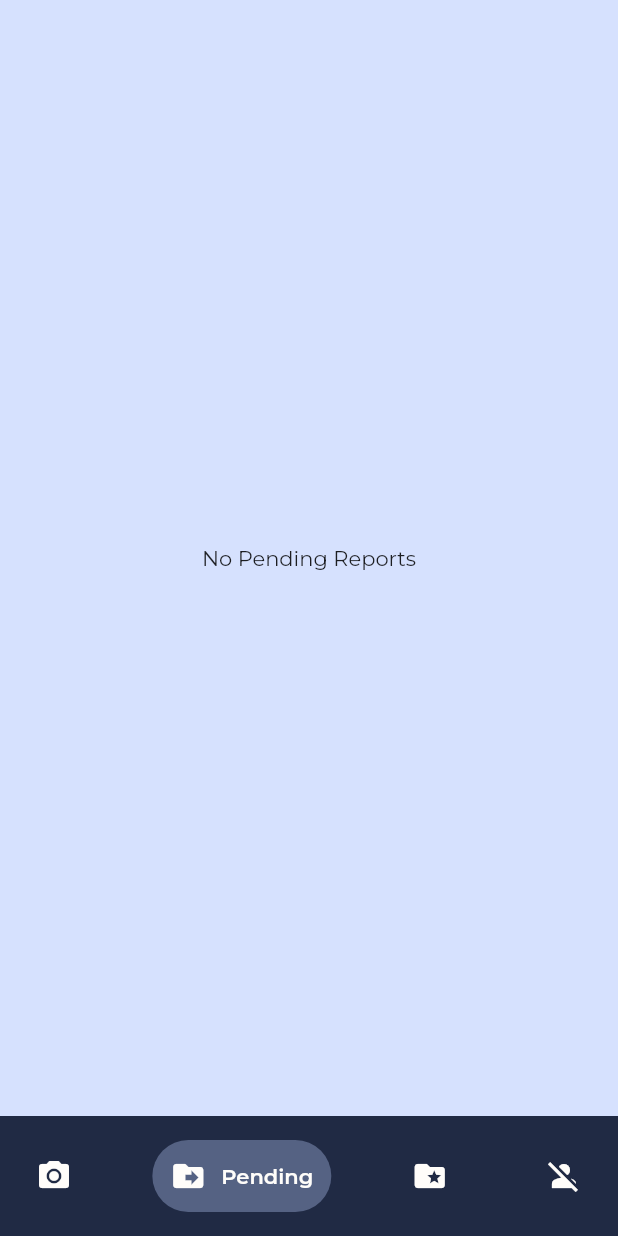
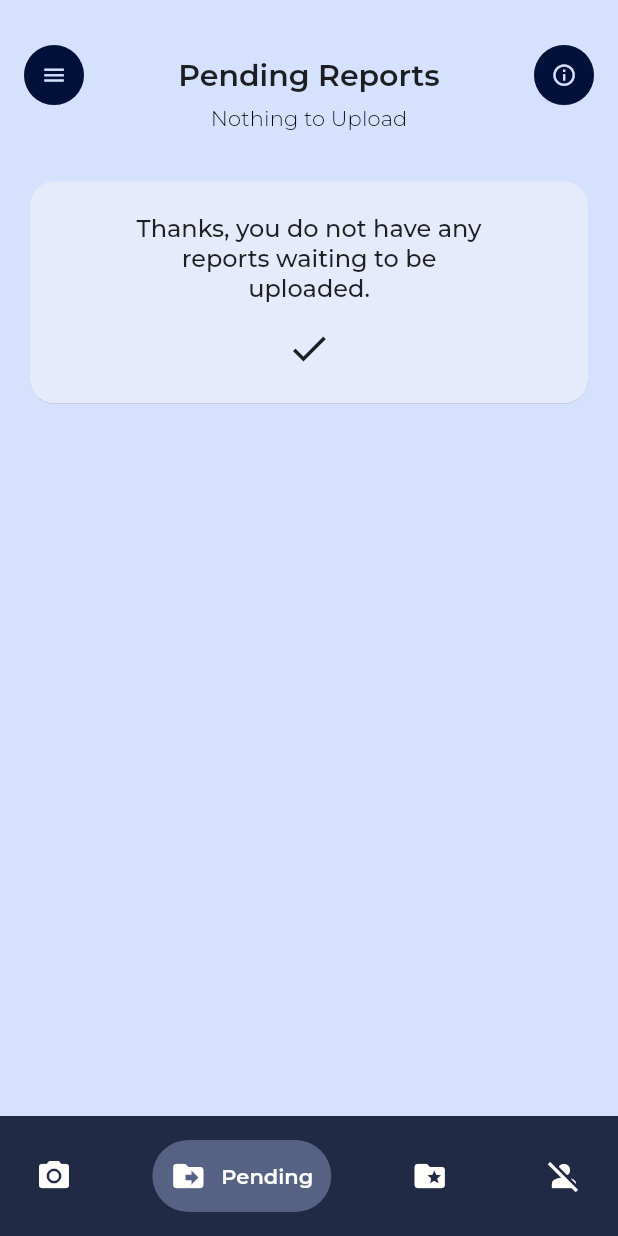
Before and after one commit to Igorkoff/TankHunter, a Flutter app: the screen it shows once a user with an empty profile is signed in, swiped to page 2, on a phone screen of 412 x 824 dp. Run offline on Flutter 3.47's test engine with Material 2 defaults, Android fonts, the phone set to English and light mode, and no system bars; drawn by our look-alikes of google_nav_bar; our stand-ins replace cloud_firestore, dio, firebase_auth, firebase_core, firebase_storage, flutter_svg and 8 more; missing offline and left inert: dio_cache_interceptor, dio_cache_interceptor_hive_store, firebase_ml_model_downloader, google_mlkit_image_labeling, observe_internet_connectivity, swipeable_tile; accounts and stored records are empty; project files that could hold a hidden picture were left out.

Commit message:
UI Improvements

```diff
--- /dev/null
+++ b/lib/presentation/components/app_bar.dart
@@ -0,0 +1,36 @@
+import 'package:flutter/material.dart';
+import 'my_buttons.dart';
+
+Widget buildAppBar({
+  required context,
+  required String title,
+  String? subtitle,
+  IconData? leftButtonIcon,
+  VoidCallback? leftButtonFunction,
+  IconData? rightButtonIcon,
+  VoidCallback? rightButtonFunction,
+}) =>
+    Container(
+      margin: const EdgeInsets.symmetric(vertical: 30.0, horizontal: 16.0),
+      child: Column(
+        children: [
+          Row(
+            mainAxisAlignment: MainAxisAlignment.spaceBetween,
+            children: [
+              buildAppBarButton(
+                context: context,
+                icon: leftButtonIcon ?? Icons.menu_outlined,
+                onClicked: leftButtonFunction ?? () => Scaffold.of(context).openDrawer(),
+              ),
+              Text(title, style: Theme.of(context).textTheme.titleLarge),
+              buildAppBarButton(
+                context: context,
+                icon: rightButtonIcon ?? Icons.info_outline,
+                onClicked: rightButtonFunction ?? () {},
+              ),
+            ],
+          ),
+          subtitle != null ? Text(subtitle, style: Theme.of(context).textTheme.titleSmall) : Container(),
+        ],
+      ),
+    );
--- /dev/null
+++ b/lib/presentation/components/info_card.dart
@@ -0,0 +1,27 @@
+import 'package:flutter/material.dart';
+
+Widget buildInfoCard({
+  required context,
+  required IconData icon,
+  required String text,
+}) =>
+    Card(
+      elevation: 0.15,
+      color: const Color(0xffE5EBFA),
+      shape: RoundedRectangleBorder(borderRadius: BorderRadius.circular(16.0)),
+      child: Padding(
+        padding: const EdgeInsets.symmetric(horizontal: 66.0, vertical: 22.0),
+        child: Column(
+          children: [
+            Text(
+              text,
+              maxLines: 3,
+              textAlign: TextAlign.center,
+              style: Theme.of(context).textTheme.titleMedium,
+            ),
+            const SizedBox(height: 14.0),
+            Icon(icon, size: 30),
+          ],
+        ),
+      ),
+    );
--- a/lib/presentation/pages/pending_reports_page.dart
+++ b/lib/presentation/pages/pending_reports_page.dart
@@ -9,6 +9,8 @@ import 'package:tank_hunter/data/firebase_database.dart';
 import 'package:observe_internet_connectivity/observe_internet_connectivity.dart';
 
 import '../../domain/pending_report.dart';
+import '../components/app_bar.dart';
+import '../components/info_card.dart';
 
 class PendingReportsPage extends StatefulWidget {
   const PendingReportsPage({Key? key}) : super(key: key);
@@ -63,7 +65,6 @@ class _PendingReportsPageState extends State<PendingReportsPage> {
 
   @override
   Widget build(BuildContext context) {
-    final devicePixelRatio = MediaQuery.of(context).devicePixelRatio; // necessary for thumbnails
     return InternetConnectivityListener(
       connectivityListener: (BuildContext context, bool hasInternetAccess) {
         if (hasInternetAccess) {
@@ -77,32 +78,24 @@ class _PendingReportsPageState extends State<PendingReportsPage> {
         builder: (context, box, _) {
           final pendingReports = HiveDatabase.getAllPendingReports();
           if (pendingReports.isNotEmpty) {
-            return Column(
-              children: [
-                Container(
-                  margin: const EdgeInsets.symmetric(vertical: 30.0),
-                  child: Column(
-                    children: [
-                      Text('Pending Reports', style: Theme.of(context).textTheme.titleLarge),
-                      const SizedBox(height: 8.0),
-                      Text('Pull to Upload', style: Theme.of(context).textTheme.titleSmall),
-                    ],
-                  ),
-                ),
-                Expanded(
-                  child: RefreshIndicator(
+            return RefreshIndicator(
               color: const Color(0xff0037C3),
               onRefresh: () async {
                 if (_isInternetAvailable) {
                   await _uploadPendingReports();
                 } else {
                   if (context.mounted) {
-                          ScaffoldMessenger.of(context).showSnackBar(
-                              _buildSnackBar(messageText: 'Error: No Internet Connection', isError: true));
+                    ScaffoldMessenger.of(context)
+                        .showSnackBar(_buildSnackBar(messageText: 'Error: No Internet Connection', isError: true));
                   }
                 }
               },
-                    child: ListView.separated(
+              child: ListView(
+                children: [
+                  buildAppBar(context: context, title: 'Pending Reports', subtitle: 'Pull to Upload'),
+                  ListView.separated(
+                    shrinkWrap: true,
+                    physics: const ScrollPhysics(),
                     padding: const EdgeInsets.only(bottom: 24.0),
                     itemCount: pendingReports.length,
                     itemBuilder: (context, index) {
@@ -117,12 +110,23 @@ class _PendingReportsPageState extends State<PendingReportsPage> {
                       return const SizedBox(height: 14.0);
                     },
                   ),
+                ],
+              ),
+            );
+          } else {
+            return Column(
+              children: [
+                buildAppBar(context: context, title: 'Pending Reports', subtitle: 'Nothing to Upload'),
+                Container(
+                  margin: const EdgeInsets.symmetric(horizontal: 16.0),
+                  child: buildInfoCard(
+                    context: context,
+                    icon: Icons.done,
+                    text: 'Thanks, you do not have any reports waiting to be uploaded.',
                   ),
                 ),
               ],
             );
-          } else {
-            return const Center(child: Text('No Pending Reports'));
           }
         },
       ),
```
Also changed, not shown: lib/presentation/components/my_buttons.dart (+21 -0 lines), lib/presentation/pages/enemy_losses_page.dart (+22 -15 lines). Lines whose indentation alone changed are shown as unchanged.
